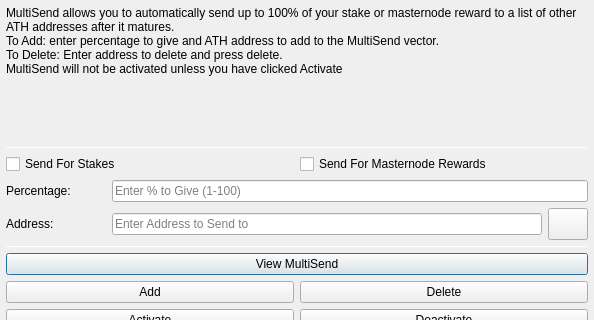
The window that src/qt/forms/multisenddialog.ui (piklock/authoracoin) describes before a commit, drawn with Qt 5; both pictures show x 0 to 594 and y 0 to 320 of the 594 by 523 pixel window.
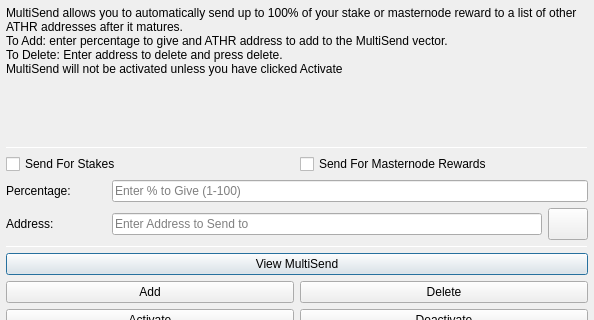
The same window after the commit. Icons and pictures are not drawn.

Commit message: change ATH to ATHR

Patch:
```diff
--- a/src/qt/forms/multisenddialog.ui
+++ b/src/qt/forms/multisenddialog.ui
@@ -37,8 +37,8 @@
         <number>1</number>
        </property>
        <property name="text">
-        <string>MultiSend allows you to automatically send up to 100% of your stake or masternode reward to a list of other ATH addresses after it matures.
-To Add: enter percentage to give and ATH address to add to the MultiSend vector.
+        <string>MultiSend allows you to automatically send up to 100% of your stake or masternode reward to a list of other ATHR addresses after it matures.
+To Add: enter percentage to give and ATHR address to add to the MultiSend vector.
 To Delete: Enter address to delete and press delete.
 MultiSend will not be activated unless you have clicked Activate</string>
        </property>
```
The commit also changes 100 other files.
